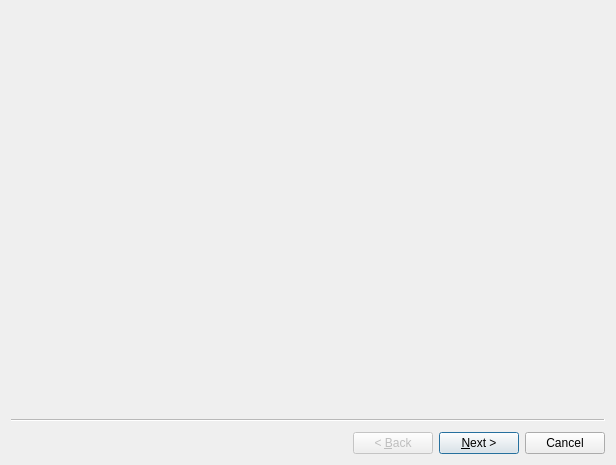
Qt form setup.ui (PyFarsi/pyabr) before a commit.
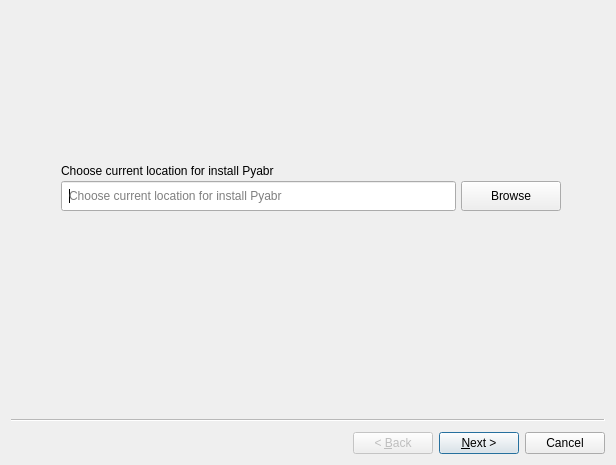
The same form after that commit. Icons and pictures are not drawn.

What changed in the file:
```diff
--- a/setup.ui
+++ b/setup.ui
@@ -16,24 +16,6 @@
   <property name="styleSheet">
    <string notr="true"/>
   </property>
-  <widget class="QWizardPage" name="wizardPage1">
-   <property name="styleSheet">
-    <string notr="true">background-image: url(setup.png);</string>
-   </property>
-   <widget class="QWidget" name="widget" native="true">
-    <property name="geometry">
-     <rect>
-      <x>-10</x>
-      <y>-10</y>
-      <width>612</width>
-      <height>411</height>
-     </rect>
-    </property>
-    <property name="styleSheet">
-     <string notr="true">background-image: url(setup.png);</string>
-    </property>
-   </widget>
-  </widget>
   <widget class="QWizardPage" name="wizardPage2">
    <widget class="QLineEdit" name="leLocation">
     <property name="geometry">
@@ -45,7 +27,10 @@
      </rect>
     </property>
     <property name="styleSheet">
-     <string notr="true"/>
+     <string notr="true">padding-left: 5%;padding-right: 5%;</string>
+    </property>
+    <property name="placeholderText">
+     <string>Choose current location for install Pyabr</string>
     </property>
    </widget>
    <widget class="QPushButton" name="btnLocation">
```
Left out of the diff: 134 changed lines with no effect on the pictures.
